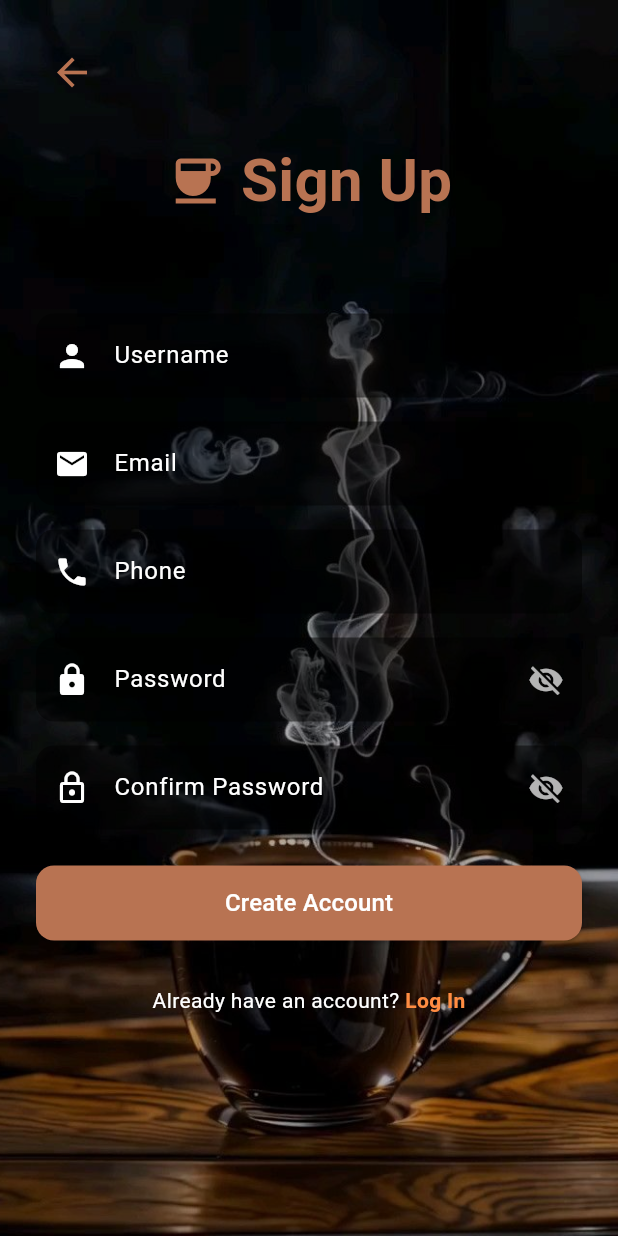
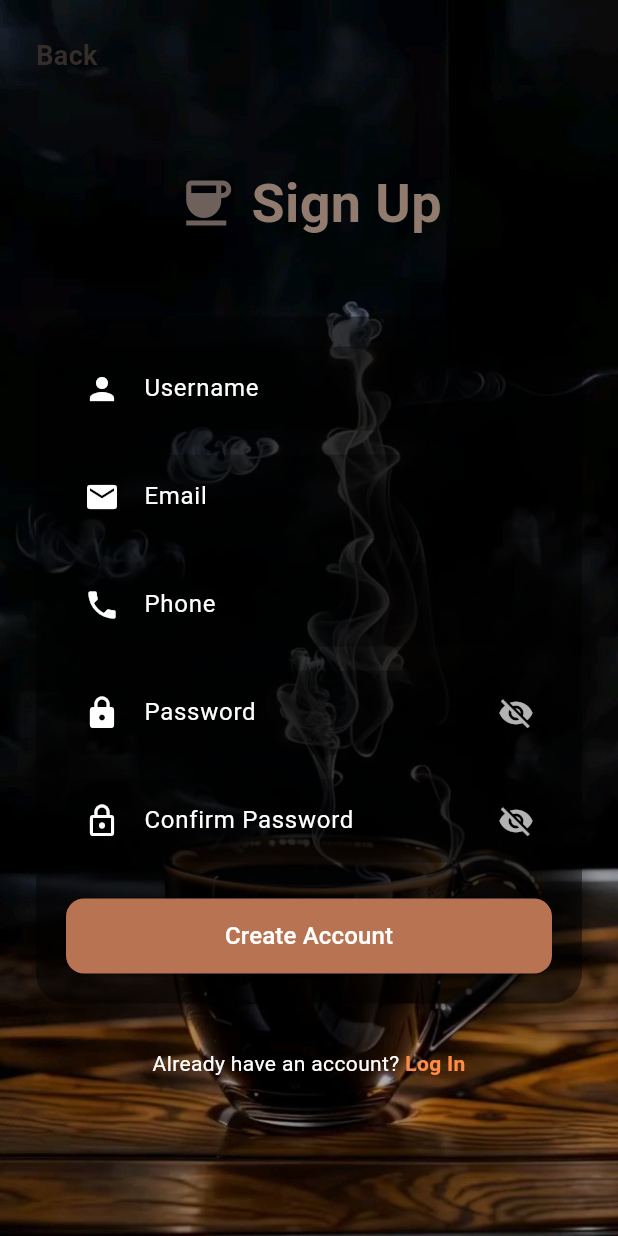
Before and after one commit to Hussain-Fazil/Coffee-Heaven-App, a Flutter app: the ProfilePage screen opened directly, after a tap on "Log Out", after a tap on "Sign Up", on a phone screen of 412 x 824 dp. Run offline on Flutter 3.47's test engine with Material 3 defaults, Android fonts, the light colour scheme and no system bars; our stand-ins replace battery_plus, cloud_firestore, connectivity_plus, firebase_auth, firebase_core, firebase_storage and 4 more; accounts and stored records are empty; network calls fail.

Commit message:
Updated UI design, added shared preferences for offline cart, and bug fixes

```diff
--- /dev/null
+++ b/devtools_options.yaml
@@ -0,0 +1,3 @@
+description: This file stores settings for Dart & Flutter DevTools.
+documentation: https://docs.flutter.dev/tools/devtools/extensions#configure-extension-enablement-states
+extensions:
--- a/lib/screens/cart_page.dart
+++ b/lib/screens/cart_page.dart
@@ -58,6 +58,7 @@ class _CartPageState extends State<CartPage> {
     return Scaffold(
       backgroundColor: bg,
       appBar: AppBar(
+        automaticallyImplyLeading: false,
         backgroundColor: topBarColor,
         title: const Text("Your Cart", style: TextStyle(color: Colors.white)),
         actions: [
--- a/lib/screens/login_page.dart
+++ b/lib/screens/login_page.dart
@@ -4,6 +4,7 @@ import 'signup_page.dart';
 import 'forgot_password_page.dart';
 import 'home_page.dart';
 import 'package:connectivity_plus/connectivity_plus.dart';
+import 'package:firebase_auth/firebase_auth.dart';
 
 class LoginPage extends StatefulWidget {
   const LoginPage({super.key});
@@ -39,11 +40,14 @@ class _LoginPageState extends State<LoginPage> {
     }
 
     setState(() => _isLoading = true);
+
     try {
       await _auth.loginWithEmail(
         _emailController.text.trim(),
         _passwordController.text.trim(),
       );
+
+      await FirebaseAuth.instance.currentUser?.reload();
 
       if (!mounted) return;
       _showSnack("Login successful ✅");
@@ -56,13 +60,13 @@ class _LoginPageState extends State<LoginPage> {
       String errorMessage = "Login failed. Please try again.";
 
       if (e.toString().contains('user-not-found')) {
-        errorMessage = "Oops! We couldn't find an account with this email.";
+        errorMessage = "No account found with this email.";
       } else if (e.toString().contains('wrong-password')) {
-        errorMessage = "Incorrect password. Please try again.";
+        errorMessage = "Incorrect password.";
       } else if (e.toString().contains('invalid-email')) {
-        errorMessage = "The email address is not valid.";
+        errorMessage = "Invalid email address.";
       } else if (e.toString().contains('network-request-failed')) {
-        errorMessage = "Network error. Please check your connection.";
+        errorMessage = "Network error. Check your connection.";
       }
 
       _showSnack(errorMessage);
@@ -83,7 +87,6 @@ class _LoginPageState extends State<LoginPage> {
             ),
           ),
           Container(color: Colors.black.withOpacity(0.6)),
-
           SafeArea(
             child: SingleChildScrollView(
               padding: const EdgeInsets.all(24),
@@ -94,12 +97,12 @@ class _LoginPageState extends State<LoginPage> {
                   Row(
                     mainAxisAlignment: MainAxisAlignment.center,
                     children: const [
-                      Icon(Icons.local_cafe, color: Color(0xFFB87352), size: 42),
+                      Icon(Icons.local_cafe, color: Color.fromARGB(255, 99, 82, 74), size: 42),
                       SizedBox(width: 8),
                       Text(
                         "Coffee Heaven",
                         style: TextStyle(
-                          color: Color.fromARGB(255, 224, 190, 175),
+                          color: Color.fromARGB(255, 81, 65, 58),
                           fontSize: 36,
                           fontWeight: FontWeight.bold,
                         ),
@@ -126,7 +129,7 @@ class _LoginPageState extends State<LoginPage> {
                         const Text(
                           "Login",
                           style: TextStyle(
-                            color: Colors.white,
+                            color: Color.fromARGB(255, 139, 123, 115),
                             fontSize: 30,
                             fontWeight: FontWeight.bold,
                           ),
@@ -142,10 +145,13 @@ class _LoginPageState extends State<LoginPage> {
                           controller: _passwordController,
                           obscureText: _obscurePassword,
                           style: const TextStyle(color: Colors.white),
-                          decoration: _inputDecoration("Password", Icons.lock).copyWith(
+                          decoration: _inputDecoration("Password", Icons.lock)
+                              .copyWith(
                             suffixIcon: IconButton(
                               icon: Icon(
-                                _obscurePassword ? Icons.visibility_off : Icons.visibility,
+                                _obscurePassword
+                                    ? Icons.visibility_off
+                                    : Icons.visibility,
                                 color: Colors.white70,
                               ),
                               onPressed: () {
@@ -163,7 +169,8 @@ class _LoginPageState extends State<LoginPage> {
                               Navigator.push(
                                 context,
                                 MaterialPageRoute(
-                                    builder: (_) => const ForgotPasswordPage()),
+                                    builder: (_) =>
+                                        const ForgotPasswordPage()),
                               );
                             },
                             child: const Text(
--- a/lib/screens/profile_page.dart
+++ b/lib/screens/profile_page.dart
@@ -4,7 +4,7 @@ import 'package:firebase_auth/firebase_auth.dart';
 import 'package:cloud_firestore/cloud_firestore.dart';
 import 'package:firebase_storage/firebase_storage.dart';
 import 'package:image_picker/image_picker.dart';
-import 'package:battery_plus/battery_plus.dart'; // for battery sensor
+import 'package:battery_plus/battery_plus.dart';
 import 'login_page.dart';
 
 class ProfilePage extends StatefulWidget {
@@ -18,7 +18,7 @@ class _ProfilePageState extends State<ProfilePage> {
   final User? user = FirebaseAuth.instance.currentUser;
   Map<String, dynamic>? userData;
   bool isLoading = true;
-  int _batteryLevel = 100; // default battery level
+  int _batteryLevel = 100;
 
   final TextEditingController _usernameController = TextEditingController();
   final TextEditingController _phoneController = TextEditingController();
@@ -47,7 +47,6 @@ class _ProfilePageState extends State<ProfilePage> {
       });
       return;
     }
-
     try {
       final doc = await FirebaseFirestore.instance
           .collection("users")
@@ -155,7 +154,6 @@ class _ProfilePageState extends State<ProfilePage> {
     }
   }
 
-  // small helper widget for stats card
   Widget buildStatCard(IconData icon, String value, String label,
       Color textColor, Color subTextColor, bool isDark) {
     return Expanded(
@@ -176,7 +174,7 @@ class _ProfilePageState extends State<ProfilePage> {
                     fontWeight: FontWeight.bold,
                     color: textColor)),
             Text(label,
-                style: TextStyle(fontSize: 12, color: subTextColor)), //  smaller label
+                style: TextStyle(fontSize: 12, color: subTextColor)),
           ],
         ),
       ),
@@ -190,6 +188,15 @@ class _ProfilePageState extends State<ProfilePage> {
     final bgColor = isDark ? Colors.black : const Color(0xFFF8F3E9);
     final appBarColor = isDark ? const Color(0xFF3A3A3A) : coffeeBrown;
     final cardColor = isDark ? const Color(0xFF2C2C2C) : coffeeBrown;
+
+
+    final boxTextColor = (!isDark) ? Colors.white : Colors.white;
+    final boxSubTextColor = (!isDark) ? Colors.white70 : Colors.white70;
+
+
+    final appBarTextColor = (!isDark) ? Colors.white : Colors.white;
+    final appBarIconColor = (!isDark) ? Colors.white : null;
+
     final textColor = isDark ? Colors.white : Colors.black87;
     final subTextColor = isDark ? Colors.white70 : Colors.black54;
 
@@ -197,7 +204,8 @@ class _ProfilePageState extends State<ProfilePage> {
       backgroundColor: bgColor,
       appBar: AppBar(
         backgroundColor: appBarColor,
-        title: const Text("Profile"),
+        title: Text("Profile", style: TextStyle(color: appBarTextColor)),
+        iconTheme: IconThemeData(color: appBarIconColor),
       ),
       body: isLoading
           ? const Center(child: CircularProgressIndicator())
@@ -229,7 +237,7 @@ class _ProfilePageState extends State<ProfilePage> {
                                 child: (userData?['photoUrl'] == null ||
                                         userData!['photoUrl'] == "")
                                     ? Icon(Icons.person,
-                                        size: 60, color: textColor)
+                                        size: 60, color: boxTextColor)
                                     : null,
                               ),
                             ),
@@ -259,37 +267,33 @@ class _ProfilePageState extends State<ProfilePage> {
                           style: TextStyle(
                               fontSize: 20,
                               fontWeight: FontWeight.bold,
-                              color: textColor),
+                              color: boxTextColor), // 👈 white font on box
                         ),
                         const SizedBox(height: 6),
                         Text(
                           userData?['phone']?.isNotEmpty == true
                               ? userData!['phone']
                               : "phone",
-                          style:
-                              TextStyle(fontSize: 16, color: subTextColor),
+                          style: TextStyle(fontSize: 16, color: boxSubTextColor),
                         ),
                         const SizedBox(height: 4),
                         Text(
                           (user?.email?.isNotEmpty == true)
                               ? user!.email!
                               : (userData?['email'] ?? "email"),
-                          style:
-                              TextStyle(fontSize: 14, color: subTextColor),
+                          style: TextStyle(fontSize: 14, color: boxSubTextColor),
                         ),
                         const SizedBox(height: 6),
                         Text(
                           "Member since: ${user?.metadata.creationTime?.toLocal().toString().split(' ').first ?? 'N/A'}",
-                          style:
-                              TextStyle(fontSize: 13, color: subTextColor),
+                          style: TextStyle(fontSize: 13, color: boxSubTextColor),
                         ),
                       ],
                     ),
                   ),
                   const SizedBox(height: 24),
                   ExpansionTile(
-                    title:
-                        Text("Edit Profile", style: TextStyle(color: textColor)),
+                    title: Text("Edit Profile", style: TextStyle(color: textColor)),
                     leading: Icon(Icons.edit, color: textColor),
                     children: [
                       TextField(
@@ -320,21 +324,18 @@ class _ProfilePageState extends State<ProfilePage> {
                   ),
                   ListTile(
                     leading: Icon(Icons.lock_reset, color: textColor),
-                    title: Text("Change Password",
-                        style: TextStyle(color: textColor)),
+                    title: Text("Change Password", style: TextStyle(color: textColor)),
                     onTap: _resetPassword,
                   ),
                   ListTile(
                     leading: const Icon(Icons.logout, color: Colors.red),
-                    title: const Text("Log Out",
-                        style: TextStyle(color: Colors.red)),
+                    title: const Text("Log Out", style: TextStyle(color: Colors.red)),
                     onTap: () async {
                       await FirebaseAuth.instance.signOut();
                       if (!mounted) return;
                       Navigator.pushReplacement(
                         context,
-                        MaterialPageRoute(
-                            builder: (_) => const LoginPage()),
+                        MaterialPageRoute(builder: (_) => const LoginPage()),
                       );
                     },
                   ),
--- a/lib/screens/signup_page.dart
+++ b/lib/screens/signup_page.dart
@@ -68,11 +68,11 @@ class _SignupPageState extends State<SignupPage> {
       );
     } on FirebaseAuthException catch (e) {
       if (e.code == 'email-already-in-use') {
-        _showSnack("Signup failed, the email address is already in use by another person.");
+        _showSnack("Signup failed, email already in use.");
       } else if (e.code == 'invalid-email') {
         _showSnack("Signup failed, invalid email address.");
       } else if (e.code == 'weak-password') {
-        _showSnack("Signup failed, password is too weak.");
+        _showSnack("Signup failed, weak password.");
       } else {
         _showSnack("Signup failed, please try again.");
       }
@@ -100,33 +100,56 @@ class _SignupPageState extends State<SignupPage> {
               child: Column(
                 crossAxisAlignment: CrossAxisAlignment.start,
                 children: [
-                  IconButton(
-                    icon: const Icon(Icons.arrow_back,
-                        size: 30, color: Color(0xFFB87352)),
-                    onPressed: () {
+                  GestureDetector(
+                    onTap: () {
                       Navigator.pushReplacement(
                         context,
                         MaterialPageRoute(builder: (_) => const LoginPage()),
                       );
                     },
+                    child: const Text(
+                      "Back",
+                      style: TextStyle(
+                        color: Color.fromARGB(255, 53, 45, 41),
+                        fontSize: 18,
+                        fontWeight: FontWeight.w600,
                       ),
-                  const SizedBox(height: 20),
+                    ),
+                  ),
+                  const SizedBox(height: 60),
                   Row(
                     mainAxisAlignment: MainAxisAlignment.center,
                     children: const [
-                      Icon(Icons.coffee, size: 40, color: Color(0xFFB87352)),
+                      Icon(Icons.coffee,
+                          size: 40,
+                          color: Color.fromARGB(255, 110, 97, 91)),
                       SizedBox(width: 10),
                       Text(
                         "Sign Up",
                         style: TextStyle(
-                          color: Color(0xFFB87352),
-                          fontSize: 40,
+                          color: Color.fromARGB(255, 145, 122, 110),
+                          fontSize: 36,
                           fontWeight: FontWeight.bold,
                         ),
                       ),
                     ],
                   ),
-                  const SizedBox(height: 60),
+                  const SizedBox(height: 50),
+                  Container(
+                    padding: const EdgeInsets.all(20),
+                    decoration: BoxDecoration(
+                      color: Colors.black.withOpacity(0.45),
+                      borderRadius: BorderRadius.circular(20),
+                      boxShadow: [
+                        BoxShadow(
+                          color: Colors.black.withOpacity(0.4),
+                          blurRadius: 12,
+                          offset: const Offset(0, 6),
+                        ),
+                      ],
+                    ),
+                    child: Column(
+                      children: [
                         TextField(
                           controller: _usernameController,
                           style: const TextStyle(color: Colors.white),
@@ -151,10 +174,13 @@ class _SignupPageState extends State<SignupPage> {
                           controller: _passwordController,
                           style: const TextStyle(color: Colors.white),
                           obscureText: _obscurePassword,
-                    decoration: _buildInput("Password", Icons.lock).copyWith(
+                          decoration:
+                              _buildInput("Password", Icons.lock).copyWith(
                             suffixIcon: IconButton(
                               icon: Icon(
-                          _obscurePassword ? Icons.visibility_off : Icons.visibility,
+                                _obscurePassword
+                                    ? Icons.visibility_off
+                                    : Icons.visibility,
                                 color: Colors.white70,
                               ),
                               onPressed: () {
@@ -170,10 +196,14 @@ class _SignupPageState extends State<SignupPage> {
                           controller: _confirmController,
                           style: const TextStyle(color: Colors.white),
                           obscureText: _obscureConfirm,
-                    decoration: _buildInput("Confirm Password", Icons.lock_outline).copyWith(
+                          decoration: _buildInput(
+                                  "Confirm Password", Icons.lock_outline)
+                              .copyWith(
                             suffixIcon: IconButton(
                               icon: Icon(
-                          _obscureConfirm ? Icons.visibility_off : Icons.visibility,
+                                _obscureConfirm
+                                    ? Icons.visibility_off
+                                    : Icons.visibility,
                                 color: Colors.white70,
                               ),
                               onPressed: () {
@@ -207,6 +237,9 @@ class _SignupPageState extends State<SignupPage> {
                                       color: Colors.white,
                                     ),
                                   ),
+                          ),
+                        ),
+                      ],
                     ),
                   ),
                   const SizedBox(height: 30),
@@ -248,7 +281,7 @@ class _SignupPageState extends State<SignupPage> {
       labelText: label,
       labelStyle: const TextStyle(color: Colors.white),
       filled: true,
-      fillColor: Colors.black.withOpacity(0.5),
+      fillColor: Colors.black.withOpacity(0.3),
       border: OutlineInputBorder(
         borderRadius: BorderRadius.circular(12),
         borderSide: BorderSide.none,
```
Also changed, not shown: lib/main.dart (+5 -5 lines), lib/screens/about_page.dart (+1 -8 lines), lib/screens/coffee_products_page.dart (+91 -48 lines), lib/screens/forgot_password_page.dart (+28 -7 lines), lib/screens/home_page.dart (+16 -49 lines), lib/services/auth_service.dart (+27 -2 lines), pubspec.yaml (+7 -7 lines), assets/images/login_bg.png, pubspec.lock, 2 other files. Lines whose indentation alone changed are shown as unchanged.
